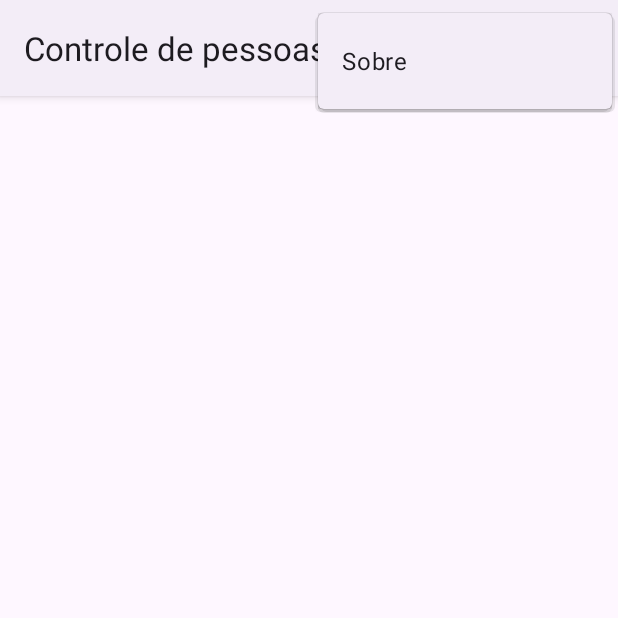
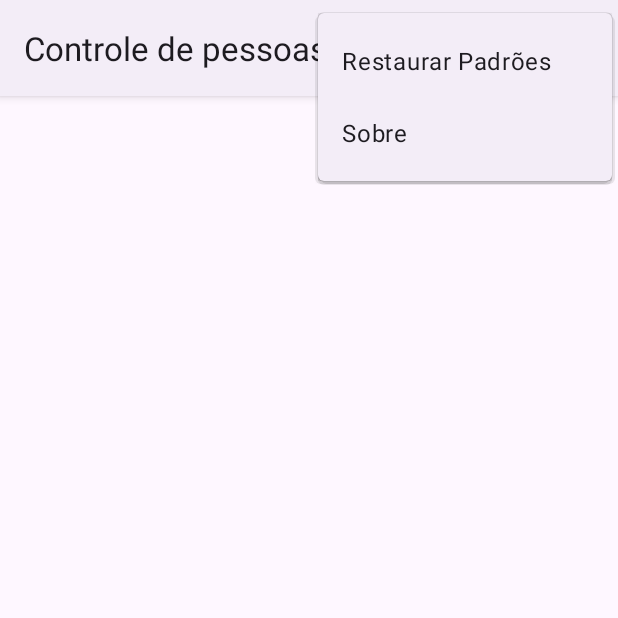
Before and after one commit to RenataVasconcelos/Hidratei, an Android app: the screen it shows after launch (PessoasActivity), with the options menu open, on a phone screen of 412 x 824 dp, the top half of it. Run offline under Robolectric (Android 15) with nearby library versions, the phone set to English and light mode, and no system bars.

Commit message:
Escolher ordenação e Restaurar Padrões

```diff
--- a/app/src/main/java/br/edu/utfpr/renatavasconcelos/hidratei/PessoasActivity.java
+++ b/app/src/main/java/br/edu/utfpr/renatavasconcelos/hidratei/PessoasActivity.java
@@ -1,40 +1,32 @@
 package br.edu.utfpr.renatavasconcelos.hidratei;
 
-import android.app.Activity;
+import android.content.Context;
 import android.content.Intent;
+import android.content.SharedPreferences;
 import android.graphics.Color;
 import android.graphics.drawable.Drawable;
 import android.os.Bundle;
-import android.view.ContextMenu;
 import android.view.Menu;
 import android.view.MenuInflater;
 import android.view.MenuItem;
 import android.view.View;
-import android.widget.AdapterView;
-import android.widget.ArrayAdapter;
 import android.widget.LinearLayout;
-import android.widget.ListView;
 import android.widget.Toast;
 
-import androidx.activity.EdgeToEdge;
 import androidx.activity.result.ActivityResult;
 import androidx.activity.result.ActivityResultCallback;
 import androidx.activity.result.ActivityResultLauncher;
-import androidx.activity.result.contract.ActivityResultContract;
 import androidx.activity.result.contract.ActivityResultContracts;
 import androidx.annotation.NonNull;
 import androidx.appcompat.app.AppCompatActivity;
 import androidx.appcompat.view.ActionMode;
-import androidx.core.graphics.Insets;
-import androidx.core.view.ViewCompat;
-import androidx.core.view.WindowInsetsCompat;
 import androidx.recyclerview.widget.DividerItemDecoration;
 import androidx.recyclerview.widget.LinearLayoutManager;
 import androidx.recyclerview.widget.RecyclerView;
 
 import java.util.ArrayList;
-import java.util.Collection;
 import java.util.Collections;
+import java.util.IllegalFormatCodePointException;
 import java.util.List;
 
 public class PessoasActivity extends AppCompatActivity {
@@ -48,6 +40,10 @@ public class PessoasActivity extends AppCompatActivity {
     private View viewSelecionada;
     private Drawable backgroundDrawable;
     public static final String ARQUIVO_PREFERENCIAS = "br.edu.utfpr.renatavasconcelos.hidratei.PREFERENCIAS";
+    public static final String KEY_ORDENACAO_ASCENDENTE = "ORDENACAO_ASCENDENTE";
+    public static final boolean PADRAO_INICIAL_ORDENACAO_ASCENDENTE = true;
+    private boolean ordenacaoAscendente = PADRAO_INICIAL_ORDENACAO_ASCENDENTE;
+    private MenuItem menuItemOrdenacao;
     private ActionMode.Callback actionCallBack = new ActionMode.Callback() {
         @Override
         public boolean onCreateActionMode(ActionMode mode, Menu menu) {
@@ -108,20 +104,7 @@ public class PessoasActivity extends AppCompatActivity {
         recyclerViewPessoas.setHasFixedSize(true);
         recyclerViewPessoas.addItemDecoration(new DividerItemDecoration(this, LinearLayout.VERTICAL));
 
-//        listViewPessoas.setOnItemClickListener(new AdapterView.OnItemClickListener() {
-//            @Override
-//            public void onItemClick(AdapterView<?> parent,
-//                                    View view,
-//                                    int position,
-//                                    long id) {
-//                Pessoa pessoa = (Pessoa) listViewPessoas.getItemAtPosition(position);
-//                Toast.makeText(getApplicationContext(),
-//                        getString(R.string.pessoa_de_nome) + pessoa.getNome() + getString(R.string.foi_clicada),
-//                        Toast.LENGTH_LONG).show();
-//
-//
-//            }
-//        });
+        lerPreferencias();
 
         popularListaPessoas();
 
@@ -218,9 +201,7 @@ public class PessoasActivity extends AppCompatActivity {
 
                                 listaPessoas.add(pessoa);
 
-                                Collections.sort(listaPessoas, Pessoa.ordenacaoCrescente);
-
-                                pessoaRecyclerViewAdapter.notifyDataSetChanged();
+                                ordenarLista();
                             }
                         }
                     }
@@ -236,6 +217,13 @@ public class PessoasActivity extends AppCompatActivity {
     @Override
     public boolean onCreateOptionsMenu(Menu menu) {
         getMenuInflater().inflate(R.menu.pessoas_opcoes, menu);
+        menuItemOrdenacao = menu.findItem(R.id.menuItemOrdenacao);
+        return true;
+    }
+
+    @Override
+    public boolean onPrepareOptionsMenu(Menu menu) {
+        atualizarIconeOrdenacao();
         return true;
     }
 
@@ -251,10 +239,29 @@ public class PessoasActivity extends AppCompatActivity {
                 abrirSobre();
                 return true;
             }else{
-                return super.onOptionsItemSelected(item);
+                if (idMenuItem == R.id.menuItemOrdenacao){
+                    salvarPreferenciaOrdenacaoAscendente(!ordenacaoAscendente);
+                    atualizarIconeOrdenacao();
+                    ordenarLista();
+                    return true;
+                }else{
+                    if (idMenuItem == R.id.menuItemRestaurar){
+                        restaurarPadroes();
+                        atualizarIconeOrdenacao();
+                        ordenarLista();
+
+                        Toast.makeText(this,
+                                        R.string.as_configuracoes_voltaram_para_o_padrao_de_instalacao,
+                                        Toast.LENGTH_LONG).show();
+                        return true;
+                    }else{
+                        return super.onOptionsItemSelected(item);
+                    }
+                }
             }
         }
     }
+
 
     private void excluirPessoa(){
         listaPessoas.remove(posicaoSelecionada);
@@ -287,9 +294,7 @@ public class PessoasActivity extends AppCompatActivity {
                             Genero genero = Genero.valueOf(generoTexto);
                             pessoa.setGenero(genero);
 
-                            Collections.sort(listaPessoas, Pessoa.ordenacaoCrescente);
-
-                            pessoaRecyclerViewAdapter.notifyDataSetChanged();
+                            ordenarLista();
                         }
                     }
                     posicaoSelecionada = -1;
@@ -314,4 +319,49 @@ public class PessoasActivity extends AppCompatActivity {
         launcherEditarPessoa.launch(intentAbertura);
     }
 
+    private void ordenarLista(){
+
+        if (ordenacaoAscendente){
+            Collections.sort(listaPessoas, Pessoa.ordenacaoCrescente);
+        }else{
+            Collections.sort(listaPessoas, Pessoa.ordenacaoDecrescente);
+        }
+
+        pessoaRecyclerViewAdapter.notifyDataSetChanged();
+    }
+
+    private void atualizarIconeOrdenacao(){
+        if (ordenacaoAscendente){
+            menuItemOrdenacao.setIcon(R.drawable.ic_action_ascending_order);
+        }else{
+            menuItemOrdenacao.setIcon(R.drawable.ic_action_decending_order);
+        }
+    }
+    private void lerPreferencias(){
+        SharedPreferences shared = getSharedPreferences(ARQUIVO_PREFERENCIAS, Context.MODE_PRIVATE);
+        ordenacaoAscendente = shared.getBoolean(KEY_ORDENACAO_ASCENDENTE, ordenacaoAscendente);
+    }
+
+    private void salvarPreferenciaOrdenacaoAscendente(boolean novoValor){
+        SharedPreferences shared = getSharedPreferences(ARQUIVO_PREFERENCIAS, Context.MODE_PRIVATE);
+
+        SharedPreferences.Editor editor = shared.edit();
+
+        editor.putBoolean(KEY_ORDENACAO_ASCENDENTE, novoValor);
+
+        editor.commit();
+
+        ordenacaoAscendente = novoValor;
+    }
+
+    private void restaurarPadroes(){
+        SharedPreferences shared = getSharedPreferences(ARQUIVO_PREFERENCIAS, Context.MODE_PRIVATE);
+
+        SharedPreferences.Editor editor = shared.edit();
+
+        editor.clear();
+        editor.commit();
+
+        ordenacaoAscendente = PADRAO_INICIAL_ORDENACAO_ASCENDENTE;
+    }
 }
--- /dev/null
+++ b/app/src/main/res/drawable-anydpi/ic_action_ascending_order.xml
@@ -0,0 +1,22 @@
+<?xml version="1.0" encoding="utf-8"?>
+<vector xmlns:android="http://schemas.android.com/apk/res/android"
+    android:width="24dp"
+    android:height="24dp"
+    android:viewportWidth="210"
+    android:viewportHeight="172.80006"
+    android:tint="#A2A2A4">
+  <group android:scaleY="0.82285744"
+      android:translateY="-2.6948829">
+    <group android:translateY="141.55205">
+      <path android:pathData="M29.65625,1.4375C38.734375,1.4375,45.9375,-1.578125,51.265625,-7.484375L53.859375,-0L71.859375,-0L71.859375,-39.171875C71.859375,-60.484375,60.046875,-72,37.015625,-72C26.0625,-72,14.546875,-69.40625,5.609375,-65.09375L11.375,-48.234375C18.71875,-50.828125,25.484375,-52.125,31.6875,-52.125C41.46875,-52.125,47.234375,-48.8125,47.515625,-42.625C18.140625,-41.90625,4.75,-34.84375,4.75,-19.875C4.75,-7.0625,14.40625,1.4375,29.65625,1.4375ZM29.8125,-23.46875C29.8125,-27.9375,34.703125,-29.8125,47.515625,-30.234375L47.515625,-20.453125C44.921875,-18.28125,41.765625,-17.140625,38.296875,-17.140625C33.265625,-17.140625,29.8125,-19.734375,29.8125,-23.46875Z"
+          android:fillColor="#000000"
+          android:fillAlpha="0.8"/>
+      <path android:pathData="M86.0625,-27.5L129.25,-27.5L129.25,-47.65625L86.0625,-47.65625L86.0625,-27.5Z"
+          android:fillColor="#000000"
+          android:fillAlpha="0.8"/>
+      <path android:pathData="M141.76562,0L204.96875,0L204.96875,-20.296875L173.57812,-20.296875L203.10938,-55.578125L203.10938,-70.5625L141.76562,-70.5625L141.76562,-50.25L171.28125,-50.25L141.76562,-14.828125L141.76562,0Z"
+          android:fillColor="#000000"
+          android:fillAlpha="0.8"/>
+    </group>
+  </group>
+</vector>
--- /dev/null
+++ b/app/src/main/res/drawable-anydpi/ic_action_decending_order.xml
@@ -0,0 +1,23 @@
+<?xml version="1.0" encoding="utf-8"?>
+<vector xmlns:android="http://schemas.android.com/apk/res/android"
+    android:width="24dp"
+    android:height="24dp"
+    android:viewportWidth="210"
+    android:viewportHeight="172.80006"
+    android:tint="#A2A2A4">
+  <group android:scaleX="1.0434783"
+      android:scaleY="0.8586338"
+      android:translateY="-6.5685744">
+    <group android:translateY="141.55205">
+      <path android:pathData="M5.765625,-0L68.96875,-0L68.96875,-20.296875L37.578125,-20.296875L67.109375,-55.578125L67.109375,-70.5625L5.765625,-70.5625L5.765625,-50.25L35.28125,-50.25L5.765625,-14.828125L5.765625,-0Z"
+          android:fillColor="#000000"
+          android:fillAlpha="0.8"/>
+      <path android:pathData="M81.0625,-27.5L124.25,-27.5L124.25,-47.65625L81.0625,-47.65625L81.0625,-27.5Z"
+          android:fillColor="#000000"
+          android:fillAlpha="0.8"/>
+      <path android:pathData="M160.65625,1.4375C169.73438,1.4375,176.9375,-1.578125,182.26562,-7.484375L184.85938,0L202.85938,0L202.85938,-39.171875C202.85938,-60.484375,191.04688,-72,168.01562,-72C157.0625,-72,145.54688,-69.40625,136.60938,-65.09375L142.375,-48.234375C149.71875,-50.828125,156.48438,-52.125,162.6875,-52.125C172.46875,-52.125,178.23438,-48.8125,178.51562,-42.625C149.14062,-41.90625,135.75,-34.84375,135.75,-19.875C135.75,-7.0625,145.40625,1.4375,160.65625,1.4375ZM160.8125,-23.46875C160.8125,-27.9375,165.70312,-29.8125,178.51562,-30.234375L178.51562,-20.453125C175.92188,-18.28125,172.76562,-17.140625,169.29688,-17.140625C164.26562,-17.140625,160.8125,-19.734375,160.8125,-23.46875Z"
+          android:fillColor="#000000"
+          android:fillAlpha="0.8"/>
+    </group>
+  </group>
+</vector>
--- a/app/src/main/res/menu/pessoas_opcoes.xml
+++ b/app/src/main/res/menu/pessoas_opcoes.xml
@@ -9,6 +9,14 @@
         android:visible="true"
         app:showAsAction="ifRoom" />
     <item
+        android:id="@+id/menuItemOrdenacao"
+        android:icon="@drawable/ic_action_ascending_order"
+        android:title="@string/ordenacao"
+        app:showAsAction="ifRoom" />
+    <item
+        android:id="@+id/menuItemRestaurar"
+        android:title="@string/restaurar_padroes" />
+    <item
         android:id="@+id/menuItemSobre"
         android:title="@string/sobre" />
 </menu>
--- a/app/src/main/res/values/strings.xml
+++ b/app/src/main/res/values/strings.xml
@@ -44,4 +44,7 @@
     <string name="excluir">Excluir</string>
     <string name="editar_pessoa">Editar Pessoa</string>
     <string name="sugerir_tipo">Sugerir Tipo</string>
+    <string name="ordenacao">Ordenação</string>
+    <string name="restaurar_padroes">Restaurar Padrões</string>
+    <string name="as_configuracoes_voltaram_para_o_padrao_de_instalacao">As configurações voltaram para o padrão de instalação</string>
 </resources>
```
Also changed, not shown: app/src/main/java/br/edu/utfpr/renatavasconcelos/hidratei/Pessoa.java (+10 -0 lines), app/src/main/res/drawable-hdpi/ic_action_ascending_order.png (added), app/src/main/res/drawable-hdpi/ic_action_decending_order.png (added), app/src/main/res/drawable-mdpi/ic_action_ascending_order.png (added), app/src/main/res/drawable-mdpi/ic_action_decending_order.png (added), app/src/main/res/drawable-xhdpi/ic_action_ascending_order.png (added), app/src/main/res/drawable-xhdpi/ic_action_decending_order.png (added), app/src/main/res/drawable-xxhdpi/ic_action_ascending_order.png (added), app/src/main/res/drawable-xxhdpi/ic_action_decending_order.png (added).
